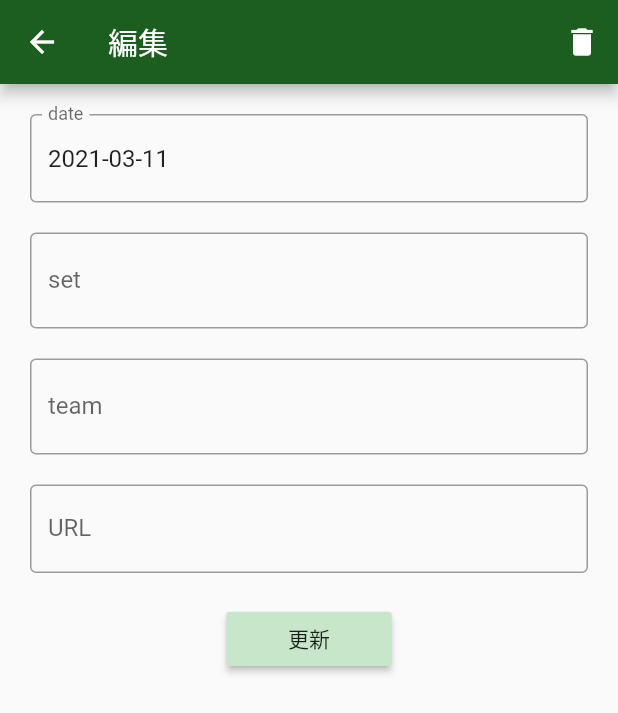
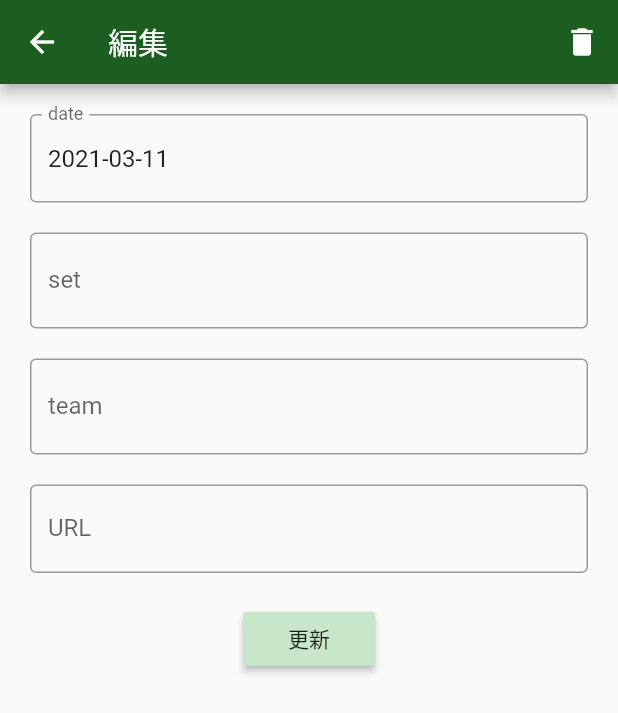
Before and after one commit to EPhSON221/sit_volleyball_video, a Flutter app: the PageEditVideoInfo screen opened directly with empty values, after a tap on "更新", on a phone screen of 412 x 824 dp. Shown: the top 713 px of the screen. Run offline on Flutter 3.47's test engine with Material 2 defaults, Android fonts, the phone set to English and light mode, and no system bars; our stand-ins replace cloud_firestore, firebase_core; accounts and stored records are empty; statements that could not run were skipped.

```diff
--- a/lib/dialogs/deleteVideoDialog.dart
+++ b/lib/dialogs/deleteVideoDialog.dart
@@ -23,8 +23,8 @@ class DeleteVideoDialog {
     );
   }
 
-  void _onButtonPressed(){
+  void _onButtonPressed() {
     VideoDataStore.delVideo(path);
-    Navigator.popAndPushNamed(context, '/VideoList');
+    Navigator.popUntil(context, ModalRoute.withName('/VideoList'));
   }
 }
--- a/lib/widgets/buttonUpdate.dart
+++ b/lib/widgets/buttonUpdate.dart
@@ -11,13 +11,10 @@ class ButtonUpdate extends StatelessWidget {
 
   @override
   Widget build(BuildContext context) {
-    return SizedBox(
-      width: 110,
-      child: RaisedButton(
+    return RaisedButton(
         child: Text('更新'),
         color: Colors.green.shade100,
         onPressed: () => _onButtonPressed(context),
-      ),
     );
   }
 
@@ -28,7 +25,7 @@ class ButtonUpdate extends StatelessWidget {
       ExistBlankDialog(context);
     } else {
       VideoDataStore.updateVideo(path, video);
-      Navigator.popAndPushNamed(context,'/VideoList');
+      Navigator.of(context).pop();
     }
   }
 }
```
Also changed, not shown: lib/widgets/videoListCard.dart (+50 -0 lines).
